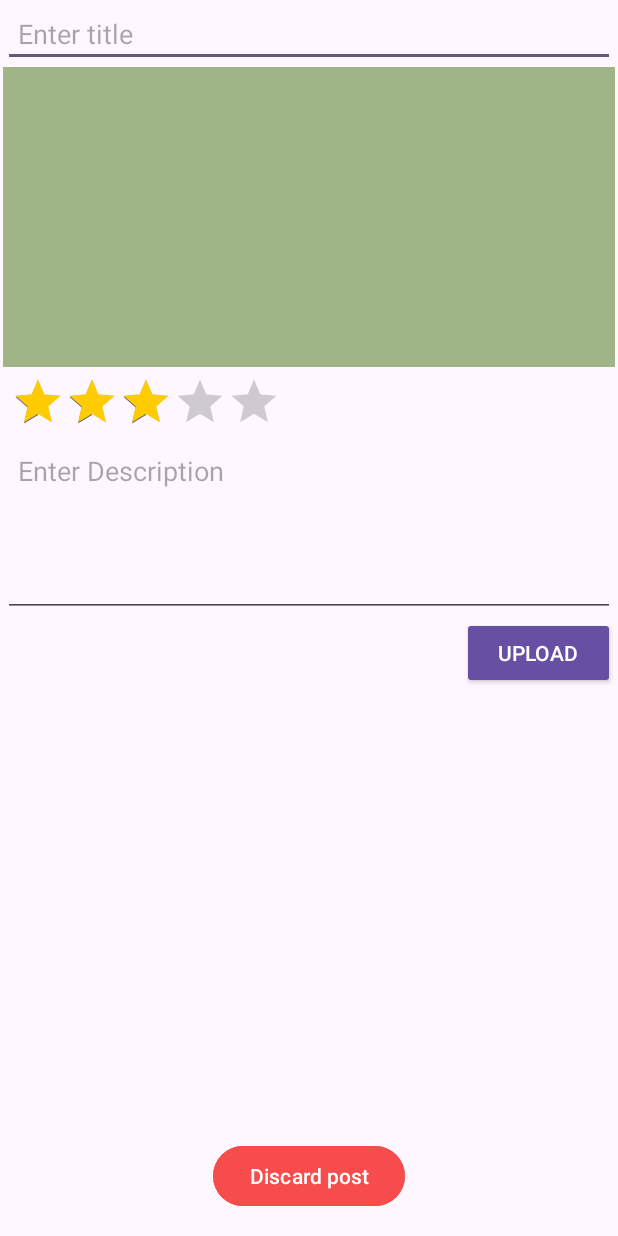
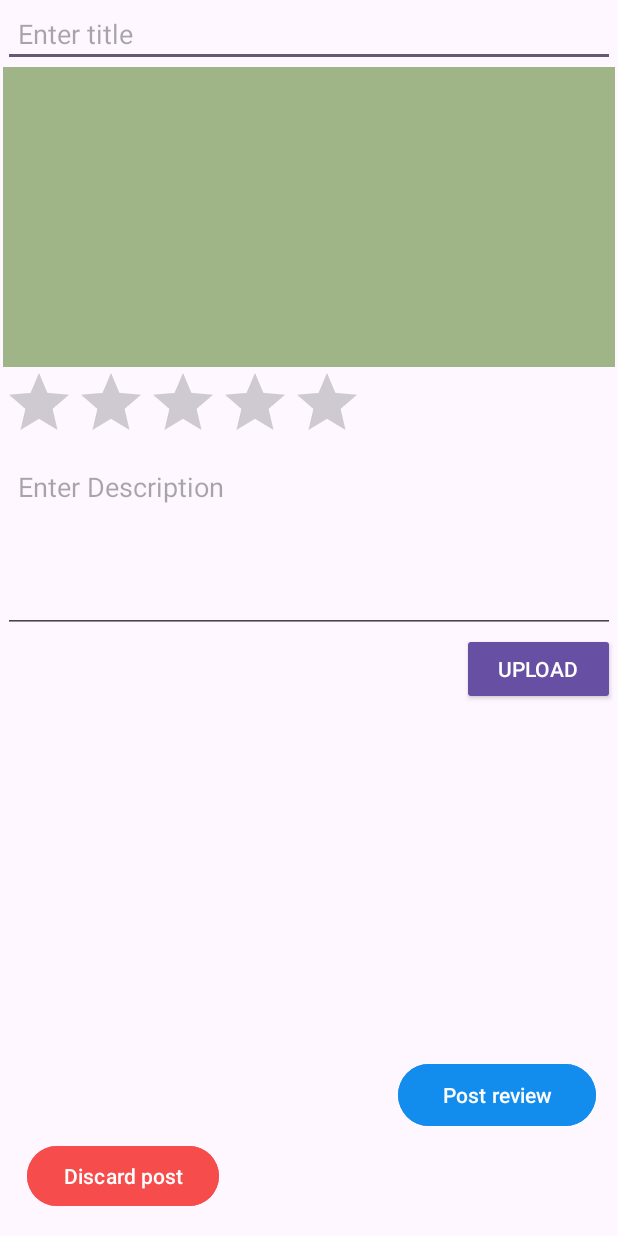
Before and after one commit to jwong2529/review-radar, an Android app: the screen it shows after launch (PostAReview), item 2 of the bottom bar chosen, on a phone screen of 412 x 824 dp. Run offline under Robolectric (Android 15) with nearby library versions, the phone set to English and light mode, and no system bars; our stand-ins replace Firebase (no records; nobody signed in at launch, a user with empty details on screens opened directly).

Commit message:
create functionality to store restaurant reviews in database

```diff
--- a/app/src/main/java/com/example/reviewradar/MainActivity.java
+++ b/app/src/main/java/com/example/reviewradar/MainActivity.java
@@ -36,7 +36,7 @@ public class MainActivity extends AppCompatActivity {
 
     private RecyclerView recyclerView;
     private RestaurantAdapter adapter;
-    private Map<String, Restaurant> restaurantMap;
+//    private Map<String, Restaurant> restaurantMap;
 
     private BottomNavigationView.OnNavigationItemSelectedListener mOnNavigationItemSelectedListener = new BottomNavigationView.OnNavigationItemSelectedListener() {
 
@@ -69,7 +69,8 @@ public class MainActivity extends AppCompatActivity {
         //Parse csv file to obtain restaurant data
         try {
             InputStream inputStream = getAssets().open("restaurantsERHP.txt");
-            restaurantMap = parseCSV(inputStream);
+//            restaurantMap = parseCSV(inputStream);
+            parseCSV(inputStream);
             inputStream.close();
         } catch (IOException e) {
             e.printStackTrace();
@@ -77,8 +78,20 @@ public class MainActivity extends AppCompatActivity {
 
         recyclerView = findViewById(R.id.recycler_view);
         recyclerView.setLayoutManager(new LinearLayoutManager(this));
-        adapter = new RestaurantAdapter(restaurantMap);
+//        adapter = new RestaurantAdapter(restaurantMap);
+        adapter = new RestaurantAdapter(RestaurantData.restaurantMap);
         recyclerView.setAdapter(adapter);
+
+
+        //TESTING!
+//        RestaurantReview review = new RestaurantReview("Janice", 3, "Good");
+//        Restaurant restaurant = restaurantMap.get("The Oinkster");
+//        restaurant.addReview(review);
+//
+//        FirebaseDatabase database = FirebaseDatabase.getInstance();
+//        DatabaseReference myRef = database.getReference("The Oinkster");
+//
+//        myRef.setValue(restaurant);
 
     }
 
@@ -87,12 +100,7 @@ public class MainActivity extends AppCompatActivity {
     }
 
 
-
-
-
-    private Map<String, Restaurant> parseCSV(InputStream inputStream) {
-//        Map<String, String> restaurantMap = new HashMap<>();
-        Map<String, Restaurant> restaurantMap = new HashMap<>();
+    private void parseCSV(InputStream inputStream) {
         try {
             BufferedReader reader = new BufferedReader(new InputStreamReader(inputStream));
 
@@ -100,7 +108,7 @@ public class MainActivity extends AppCompatActivity {
             reader.readLine();
 
             String line;
-            while ((line = reader.readLine()) != null) {
+            while((line = reader.readLine()) != null) {
                 String[] parts = line.split("\t");
                 //checking for three categories for now
                 if (parts.length == 3) {
@@ -108,22 +116,23 @@ public class MainActivity extends AppCompatActivity {
                     String cuisineType = parts[1];
                     String address = parts[2];
 
-                    //create a new Restaurant object
-                    Restaurant restaurant = new Restaurant(restaurantName, cuisineType, address);
-                    restaurantMap.put(restaurantName, restaurant);
+                    //Check if the restaurant already exists in map
+                    if (!RestaurantData.restaurantMap.containsKey(restaurantName)) {
+                        //create a new Restaurant object
+                        Restaurant restaurant = new Restaurant(restaurantName, cuisineType, address);
+                        RestaurantData.restaurantMap.put(restaurantName, restaurant);
 
-                    FirebaseDatabase database = FirebaseDatabase.getInstance();
-                    DatabaseReference myRef = database.getReference(restaurantName);
+                        FirebaseDatabase database = FirebaseDatabase.getInstance();
+                        DatabaseReference myRef = database.getReference(restaurantName);
 
-                    myRef.setValue(restaurant);
+                        myRef.setValue(restaurant);
+                    }
                 }
             }
-            reader.close();
         }
-        catch(IOException e) {
+        catch (IOException e) {
             e.printStackTrace();
         }
-        return restaurantMap;
     }
 
 }
--- /dev/null
+++ b/app/src/main/java/com/example/reviewradar/RestaurantData.java
@@ -0,0 +1,8 @@
+package com.example.reviewradar;
+
+import java.util.HashMap;
+import java.util.Map;
+
+public class RestaurantData {
+    public static Map<String, Restaurant> restaurantMap = new HashMap<>();
+}
--- a/app/src/main/res/layout/activity_post_areview.xml
+++ b/app/src/main/res/layout/activity_post_areview.xml
@@ -32,19 +32,15 @@
             android:minHeight="200dp" />
 
         <RatingBar
-            android:id="@+id/ratingBar"
-            style="?android:attr/ratingBarStyleIndicator"
-            android:layout_width="194dp"
+            android:id="@+id/postReviewRatingBar"
+            android:layout_width="wrap_content"
             android:layout_height="wrap_content"
             android:numStars="5"
-            android:padding="5dp"
-
             android:progressTint="#FFCC01"
-            android:rating="3"
             android:stepSize="0.5" />
 
         <EditText
-            android:id="@+id/Description"
+            android:id="@+id/postReviewDescription"
             android:layout_width="match_parent"
             android:layout_height="wrap_content"
             android:gravity="start"
@@ -67,8 +63,7 @@
         android:id="@+id/cancalReviewButton"
         android:layout_width="wrap_content"
         android:layout_height="wrap_content"
-        android:layout_marginStart="161dp"
-        android:layout_marginEnd="160dp"
+        android:layout_marginEnd="250dp"
         android:layout_marginBottom="16dp"
         android:backgroundTint="#F64C4C"
         android:text="Discard post"
@@ -79,5 +74,18 @@
         app:layout_constraintTop_toBottomOf="@+id/linearLayout2"
         app:layout_constraintVertical_bias="1.0" />
 
+    <Button
+        android:id="@+id/postReviewPageButton"
+        android:layout_width="132dp"
+        android:layout_height="49dp"
+        android:layout_marginStart="250dp"
+        android:layout_marginTop="136dp"
+        android:backgroundTint="#138DED"
+        android:text="Post review"
+        app:layout_constraintBottom_toBottomOf="parent"
+        app:layout_constraintEnd_toEndOf="parent"
+        app:layout_constraintStart_toStartOf="parent"
+        app:layout_constraintTop_toBottomOf="@+id/linearLayout2" />
+
 
 </androidx.constraintlayout.widget.ConstraintLayout>
```
Also changed, not shown: app/src/main/java/com/example/reviewradar/PostAReview.java (+80 -2 lines), app/src/main/java/com/example/reviewradar/RestaurantReview.java (+4 -4 lines), app/src/main/java/com/example/reviewradar/ViewRestaurantPage.java (+12 -20 lines).
